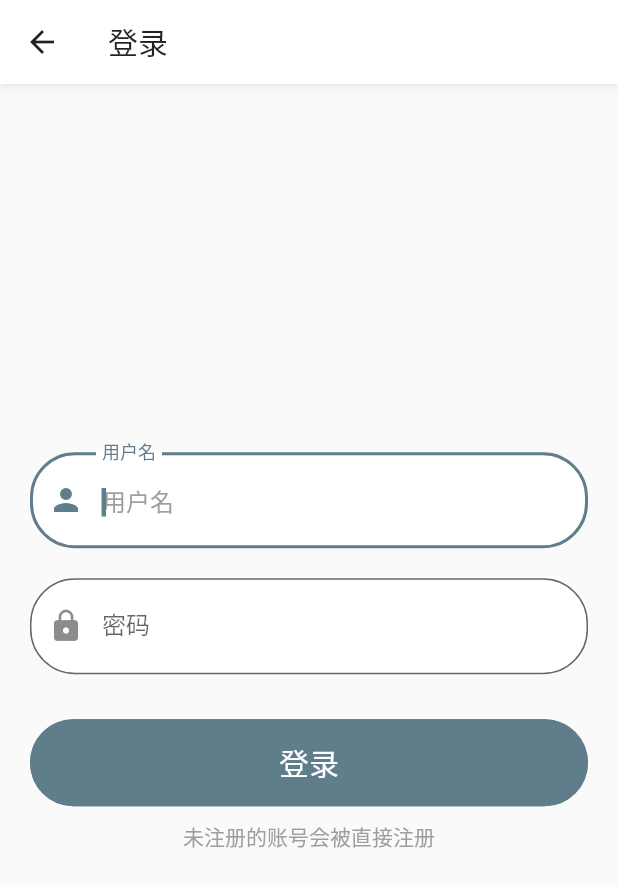
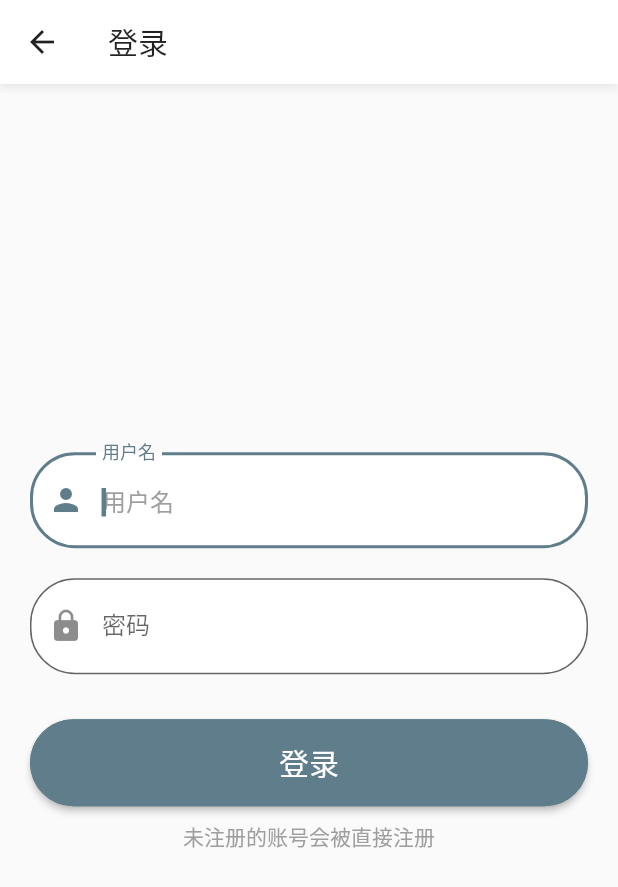
Before and after one commit to hellowmonkey-site/kitchen-flutter, a Flutter app: the screen it shows after launch, item 2 of the bottom bar chosen, after a tap on the "login" icon, on a phone screen of 412 x 824 dp. Shown: the top 887 px of the screen. Run offline on Flutter 3.47's test engine with Material 2 defaults, Android fonts, the phone set to English and light mode, and no system bars; our stand-ins replace animated_bottom_navigation_bar, dio, fluttertoast, get, modal_bottom_sheet, package_info_plus and 1 more; accounts and stored records are empty; network calls fail; statements that could not run were skipped.

Commit message:
feat：细节调整

```diff
--- a/lib/page/login_page.dart
+++ b/lib/page/login_page.dart
@@ -91,8 +91,8 @@ class LoginPage extends StatelessWidget {
                           }),
                     ),
                     // 登录按钮
-                    TextButton(
-                      style: TextButton.styleFrom(
+                    ElevatedButton(
+                      style: ElevatedButton.styleFrom(
                           foregroundColor: Colors.white,
                           backgroundColor: Theme.of(context).primaryColor,
                           padding: const EdgeInsets.symmetric(
--- a/lib/page/search_page.dart
+++ b/lib/page/search_page.dart
@@ -118,51 +118,19 @@ class SearchPage extends StatelessWidget {
                                           runSpacing: 10,
                                           alignment: WrapAlignment.start,
                                           children: item.children
-                                              .map((child) => TextButton(
-                                                  style: TextButton.styleFrom(
-                                                      padding: const EdgeInsets
-                                                              .symmetric(
-                                                          vertical: 5,
-                                                          horizontal: 15),
-                                                      shape:
-                                                          RoundedRectangleBorder(
-                                                              borderRadius:
-                                                                  BorderRadius
-                                                                      .circular(
-                                                                          20)),
-                                                      backgroundColor:
-                                                          searchController
-                                                                  .selectedCategory
-                                                                  .value
-                                                                  .contains(
-                                                                      child
-                                                                          .name)
-                                                              ? Theme.of(
-                                                                      context)
-                                                                  .primaryColor
-                                                              : Get.isDarkMode
-                                                                  ? Colors
-                                                                      .white12
-                                                                  : Colors
-                                                                      .black12),
-                                                  onPressed: () {
+                                              .map((child) => FilterChip(
+                                                  selectedColor:
+                                                      Theme.of(context)
+                                                          .primaryColor,
+                                                  label: Text(child.name),
+                                                  selected: searchController
+                                                      .selectedCategory.value
+                                                      .contains(child.name),
+                                                  onSelected: (checked) {
                                                     searchController
                                                         .changeCategory(
                                                             child.name);
-                                                  },
-                                                  child: Text(
-                                                    child.name,
-                                                    style: TextStyle(
-                                                        color: searchController
-                                                                .selectedCategory
-                                                                .value
-                                                                .contains(
-                                                                    child.name)
-                                                            ? Colors.white
-                                                            : Theme.of(context)
-                                                                .appBarTheme
-                                                                .foregroundColor),
-                                                  )))
+                                                  }))
                                               .toList(),
                                         ),
                                       ],
```
